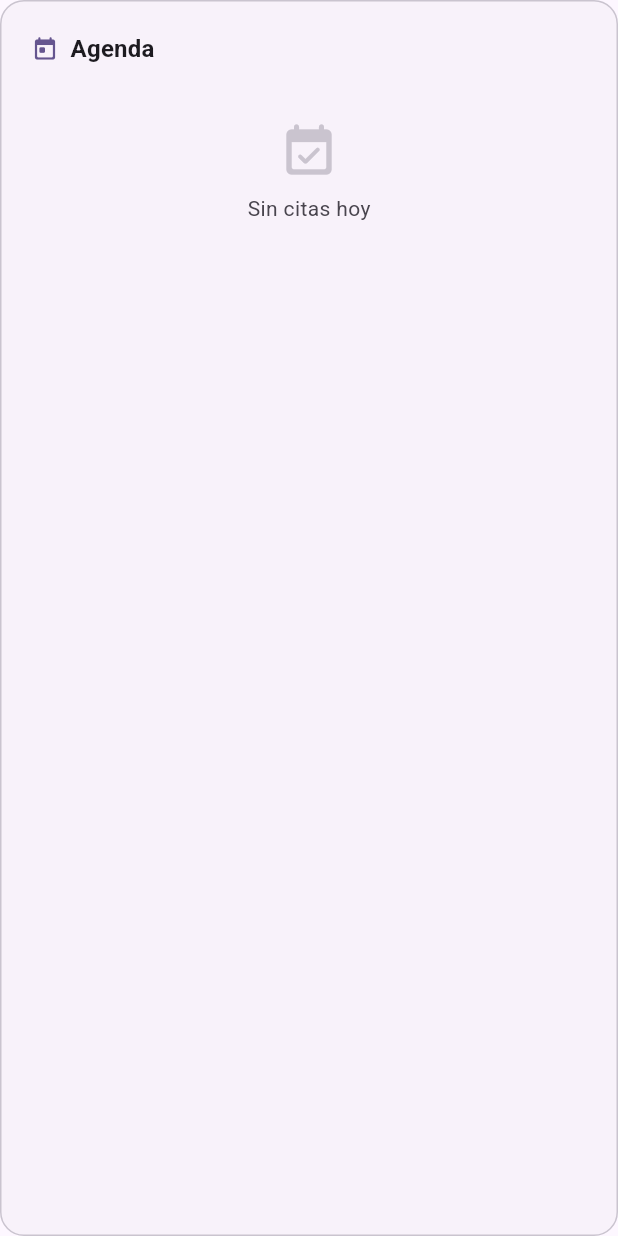
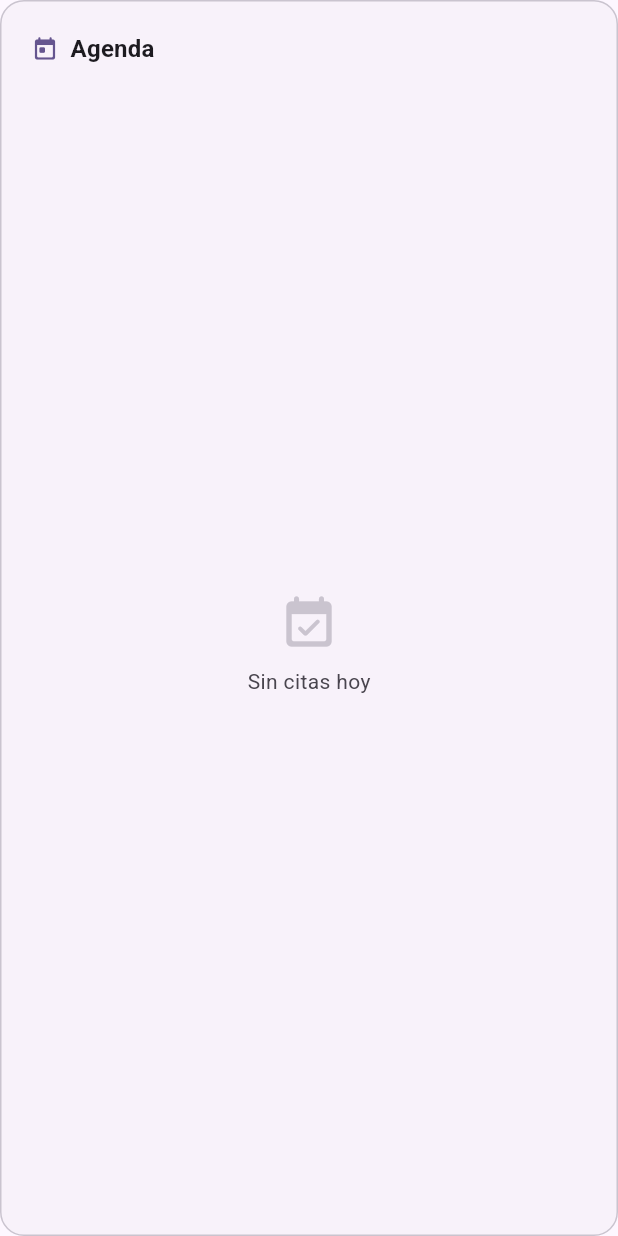
Before and after one commit to AtomixAlpha15/app_gestion_negocio, a Flutter app: the _AgendaHoyCard widget shown alone on an empty page, opened directly with empty values, on a phone screen of 412 x 824 dp. Run offline on Flutter 3.47's test engine with Material 3 defaults, Android fonts, the phone set to English and light mode, and no system bars; our stand-ins replace drift, file_picker, flutter_colorpicker, image_picker, rxdart, shared_preferences; accounts and stored records are empty; generated files the repository leaves out were written again.

Commit message:
Version Alpha 0.8

```diff
--- a/lib/screens/dashboard_screen.dart
+++ b/lib/screens/dashboard_screen.dart
@@ -281,8 +281,10 @@ class _DashboardScreenState extends State<DashboardScreen>
               const SizedBox(height: 16),
 
               // ── Gráfica + Agenda de hoy ──────────────────────────
-              Row(
-                crossAxisAlignment: CrossAxisAlignment.start,
+              SizedBox(
+                height: 420,
+                child: Row(
+                  crossAxisAlignment: CrossAxisAlignment.stretch,
                   children: [
                     Expanded(
                       flex: 5,
@@ -306,6 +308,7 @@ class _DashboardScreenState extends State<DashboardScreen>
                       ),
                     ),
                   ],
+                ),
               ),
               const SizedBox(height: 16),
 
@@ -576,11 +579,10 @@ class _ChartCard extends StatelessWidget {
             _LegendDot(color: scheme.error, label: AppLocalizations.of(context).accountingExpenses),
           ]),
           const SizedBox(height: 16),
-          AnimatedBuilder(
+          Expanded(
+            child: AnimatedBuilder(
               animation: anim,
-            builder: (_, __) => SizedBox(
-              height: 200,
-              child: CustomPaint(
+              builder: (_, __) => CustomPaint(
                 painter: _BarChartPainter(
                   ingresos: data.ingresosMeses,
                   gastos: data.gastosMeses,
@@ -592,7 +594,7 @@ class _ChartCard extends StatelessWidget {
                   colorLabel: scheme.onSurfaceVariant,
                   sim: sim,
                 ),
-                size: const Size(double.infinity, 200),
+                size: Size.infinite,
               ),
             ),
           ),
@@ -779,7 +781,6 @@ class _AgendaHoyCard extends StatelessWidget {
     final now = DateTime.now();
 
     return Container(
-      constraints: const BoxConstraints(minHeight: 260),
       padding: const EdgeInsets.all(20),
       decoration: BoxDecoration(
         color: scheme.surfaceContainerLow,
@@ -797,24 +798,22 @@ class _AgendaHoyCard extends StatelessWidget {
                     text.titleMedium?.copyWith(fontWeight: FontWeight.bold)),
           ]),
           const SizedBox(height: 12),
-          if (citas.isEmpty)
-            Center(
-              child: Padding(
-                padding: const EdgeInsets.symmetric(vertical: 24),
-                child: Column(children: [
+          Expanded(
+            child: citas.isEmpty
+                ? Center(
+                    child: Column(
+                      mainAxisAlignment: MainAxisAlignment.center,
+                      children: [
                         Icon(Icons.event_available_rounded,
                             size: 40, color: scheme.outlineVariant),
                         const SizedBox(height: 8),
                         Text(AppLocalizations.of(context).dashNoAppointmentsToday,
                             style: text.bodyMedium
                                 ?.copyWith(color: scheme.onSurfaceVariant)),
-                ]),
+                      ],
                     ),
                   )
-          else
-            SizedBox(
-              height: 280,
-              child: ListView.builder(
+                : ListView.builder(
                     itemCount: citas.length,
                     itemBuilder: (_, idx) {
                       final c = citas[idx];
```
Lines whose indentation alone changed are shown as unchanged.
